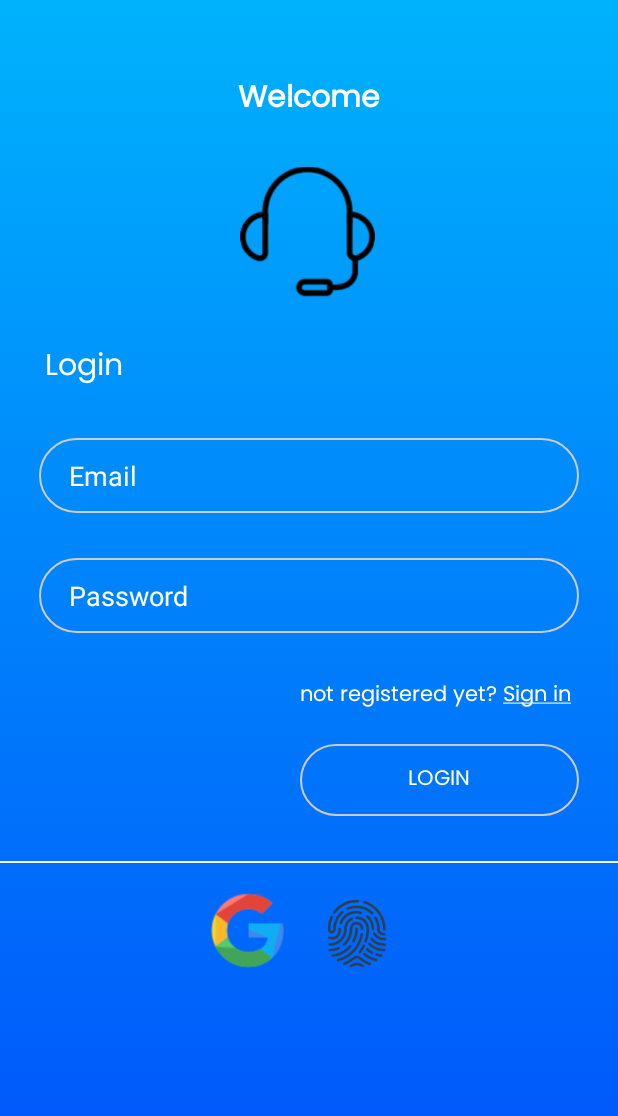
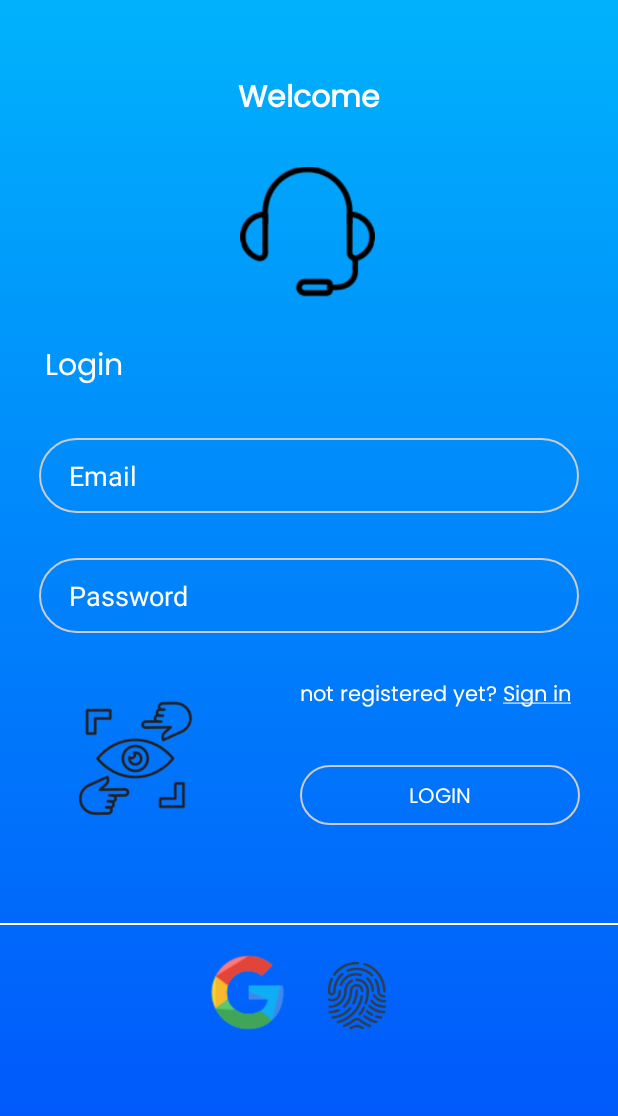
Before and after one commit to flyfree861/C.A.M.CustomerAccessMethod, an Android app: the screen it shows after launch (MainActivity), on a phone screen of 412 x 824 dp. Shown: the top 1116 px of the screen. Run offline under Robolectric (Android 15) with nearby library versions, the phone set to English and light mode, and no system bars; our stand-ins replace Firebase (no records; nobody signed in at launch, a user with empty details on screens opened directly).

Commit message:
inserito vari aggiustamenti per il login

```diff
--- a/app/build.gradle
+++ b/app/build.gradle
@@ -50,4 +50,8 @@ dependencies {
 
     //Access with fingerprint
     implementation 'androidx.biometric:biometric:1.1.0'
+
+    implementation 'com.github.bumptech.glide:glide:3.8.0'
+
+
 }
--- a/app/src/main/java/com/example/camcustomeraccessmethod/MainActivity.java
+++ b/app/src/main/java/com/example/camcustomeraccessmethod/MainActivity.java
@@ -8,19 +8,24 @@ import androidx.core.content.ContextCompat;
 import androidx.biometric.BiometricPrompt;
 import androidx.core.content.ContextCompat;
 
+import android.annotation.SuppressLint;
 import android.content.Context;
 import android.content.DialogInterface;
 import android.content.Intent;
 import android.os.Bundle;
 import android.os.Handler;
+import android.text.InputType;
 import android.util.Log;
+import android.view.MotionEvent;
 import android.view.View;
 import android.widget.Button;
 import android.widget.EditText;
+import android.widget.ImageButton;
 import android.widget.ImageView;
 import android.widget.TextView;
 import android.widget.Toast;
 
+import com.bumptech.glide.Glide;
 import com.google.android.gms.auth.api.signin.GoogleSignIn;
 import com.google.android.gms.auth.api.signin.GoogleSignInAccount;
 import com.google.android.gms.auth.api.signin.GoogleSignInClient;
@@ -37,6 +42,7 @@ import com.google.firebase.auth.FirebaseAuth;
 import com.google.firebase.auth.FirebaseUser;
 
 import java.util.Arrays;
+import java.util.Objects;
 import java.util.concurrent.Executor;
 
 public class MainActivity extends AppCompatActivity implements View.OnClickListener
@@ -46,14 +52,16 @@ public class MainActivity extends AppCompatActivity implements View.OnClickListe
     GoogleSignInClient mGoogleSignInClient;
     private FirebaseAuth mAuth;
     Button logOut;
-    ImageView btnGoogle, btnFinger;
+    ImageView btnGoogle, btnFinger, tltImage;
     TextView txtRegister;
     EditText txtUser, txtPassword;
+    ImageButton btnShowPsw;
     private Executor executor;
     private BiometricPrompt biometricPrompt;
     private BiometricPrompt.PromptInfo promptInfo;
 
 
+    @SuppressLint("ClickableViewAccessibility")
     @Override
     protected void onCreate(Bundle savedInstanceState)
     {
@@ -73,6 +81,13 @@ public class MainActivity extends AppCompatActivity implements View.OnClickListe
 
         // Build a GoogleSignInClient with the options specified by gso.
         mGoogleSignInClient = GoogleSignIn.getClient(this, gso);
+
+        Intent signInIntent = mGoogleSignInClient.getSignInIntent();
+        startActivityForResult(signInIntent, RC_SIGN_IN);
+
+        tltImage = findViewById(R.id.tltImage);
+
+        btnShowPsw = findViewById(R.id.btnMainShowPsw);
 
         txtUser = findViewById(R.id.txtUser);
         txtPassword = findViewById(R.id.txtPassword);
@@ -138,6 +153,23 @@ public class MainActivity extends AppCompatActivity implements View.OnClickListe
                 .setNegativeButtonText("Back")
                 .build();
         //==========================================================================================
+
+        btnShowPsw.setOnTouchListener((view, motionEvent) ->
+        {
+            switch ( motionEvent.getAction() )
+            {
+
+                case MotionEvent.ACTION_UP:
+                    txtPassword.setInputType(InputType.TYPE_CLASS_TEXT | InputType.TYPE_TEXT_VARIATION_PASSWORD);
+                    break;
+
+                case MotionEvent.ACTION_DOWN:
+                    txtPassword.setInputType(InputType.TYPE_CLASS_TEXT);
+                    break;
+
+            }
+            return true;
+        });
     }
 
     @Override
@@ -175,35 +207,11 @@ public class MainActivity extends AppCompatActivity implements View.OnClickListe
 
 
 //=================================== Login with Google ============================================
+
     private void signInGoogle()
     {
         Intent signInIntent = mGoogleSignInClient.getSignInIntent();
         startActivityForResult(signInIntent, RC_SIGN_IN);
-    }
-
-    @Override
-    protected void onStart()
-    {
-        super.onStart();
-        // Check for existing Google Sign In account, if the user is already signed in
-        // the GoogleSignInAccount will be non-null.
-        GoogleSignInAccount account = GoogleSignIn.getLastSignedInAccount(this);
-        //updateUI(account);
-
-        //Firebase auth for email check
-        FirebaseUser currentUser = mAuth.getCurrentUser();
-        if( currentUser != null)
-        {
-            txtUser.setText(currentUser.getEmail());
-            mAuth.signOut();
-        }
-    }
-
-    private void updateUI(GoogleSignInAccount account)
-    {
-        Intent signInIntent = mGoogleSignInClient.getSignInIntent();
-       // startActivityForResult(signInIntent, RC_SIGN_IN);
-
     }
 
     @Override
@@ -229,7 +237,8 @@ public class MainActivity extends AppCompatActivity implements View.OnClickListe
             GoogleSignInAccount account = task.getResult(ApiException.class);
             if(account.getAccount() != null)
             {
-
+                String personImage = Objects.requireNonNull(account.getPhotoUrl()).toString();
+                Glide.with(this).load(personImage).into(tltImage);
                 Toast.makeText(this, "Welcome back Mr.\n"+ account.getDisplayName(), Toast.LENGTH_LONG).show();
                 mGoogleSignInClient.signOut();
             }
@@ -248,11 +257,29 @@ public class MainActivity extends AppCompatActivity implements View.OnClickListe
         {
             // The ApiException status code indicates the detailed failure reason.
             // Please refer to the GoogleSignInStatusCodes class reference for more information.
-            Log.w(TAG, "signInResult:failed code=" + e.getStatusCode());
-            updateUI(null);
+            Toast.makeText(MainActivity.this, "signInResult:failed code=\n"+ e.getStatusCode(), Toast.LENGTH_LONG).show();
         }
 
     }
+
+    @Override
+    protected void onStart()
+    {
+        super.onStart();
+        // Check for existing Google Sign In account, if the user is already signed in
+        // the GoogleSignInAccount will be non-null.
+        GoogleSignInAccount account = GoogleSignIn.getLastSignedInAccount(this);
+        //updateUI(account);
+
+        //Firebase auth for email check
+        FirebaseUser currentUser = mAuth.getCurrentUser();
+        if( currentUser != null)
+        {
+            txtUser.setText(currentUser.getEmail());
+          //  mAuth.signOut();
+        }
+    }
+
 //================================ Login Emai and Password =========================================
     private void register()
     {
--- a/app/src/main/res/layout/activity_main.xml
+++ b/app/src/main/res/layout/activity_main.xml
@@ -67,28 +67,62 @@
         android:paddingLeft="20dp"
         android:layout_marginTop="30dp"/>
 
+    <RelativeLayout
+        android:layout_width="match_parent"
+        android:layout_height="163dp">
+
         <TextView
             android:id="@+id/txtRegisterUsr"
             android:layout_width="wrap_content"
             android:layout_height="wrap_content"
-        android:text="@string/userRegistration"
             android:layout_marginLeft="200dp"
             android:layout_marginTop="30dp"
             android:fontFamily="@font/poppins"
-        android:textColor="@color/white"/>
+            android:text="@string/userRegistration"
+            android:textColor="@color/white" />
 
 
         <Button
             android:id="@+id/btnLogin"
-        android:layout_width="186dp"
-        android:layout_height="wrap_content"
+            android:layout_width="wrap_content"
+            android:layout_height="50dp"
+            android:layout_alignParentStart="true"
+            android:layout_alignParentTop="true"
+            android:layout_alignParentEnd="true"
+            android:layout_alignParentBottom="true"
+            android:layout_marginStart="200dp"
             android:layout_marginLeft="200dp"
-        android:layout_marginTop="20dp"
+            android:layout_marginTop="88dp"
+            android:layout_marginEnd="25dp"
+            android:layout_marginBottom="35dp"
             android:background="@drawable/login_btn"
             android:fontFamily="@font/poppins"
             android:text="@string/login"
             android:textColor="#FFFFFF"
             android:textColorLink="@color/white" />
+
+        <ImageButton
+            android:id="@+id/btnMainShowPsw"
+            android:layout_width="100dp"
+            android:layout_height="95dp"
+            android:layout_alignParentStart="true"
+            android:layout_alignParentTop="true"
+            android:layout_alignParentEnd="true"
+            android:layout_alignParentBottom="true"
+            android:layout_gravity="center_vertical"
+            android:layout_marginStart="42dp"
+            android:layout_marginLeft="150dp"
+            android:layout_marginTop="36dp"
+            android:layout_marginEnd="269dp"
+            android:layout_marginBottom="32dp"
+            android:background="#00FFFFFF"
+            android:foregroundGravity="center_vertical"
+            android:scaleType="fitStart"
+            android:scaleX="0.8"
+            android:scaleY="0.8"
+            android:src="@drawable/ic_show_psw" />
+    </RelativeLayout>
+
 
     <View
         android:layout_width="match_parent"
```
Lines whose indentation alone changed are shown as unchanged.
